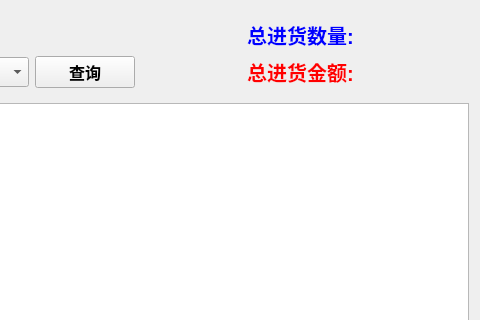
Old version of the form ui/purchase_record.ui in the repository XHApplet/GoodsBook; both pictures show x 569 to 1049 and y 0 to 320 of the 1049 by 453 pixel window.
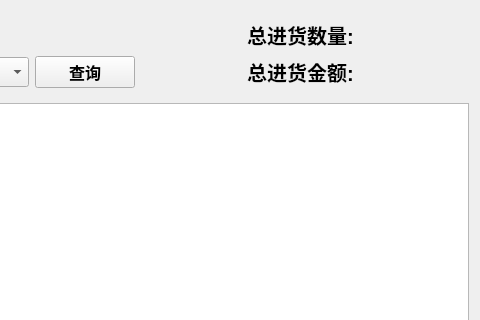
New version of the form. Custom widgets are drawn as their Qt base class.

```diff
--- a/ui/purchase_record.ui
+++ b/ui/purchase_record.ui
@@ -145,7 +145,7 @@
          </font>
         </property>
         <property name="styleSheet">
-         <string notr="true">color:rgb(0, 0, 255)</string>
+         <string notr="true"/>
         </property>
         <property name="text">
          <string>总进货数量:</string>
@@ -194,7 +194,7 @@
          <enum>Qt::LeftToRight</enum>
         </property>
         <property name="styleSheet">
-         <string notr="true">color:rgb(255, 0, 0)</string>
+         <string notr="true"/>
         </property>
         <property name="text">
          <string>总进货金额:</string>
```
